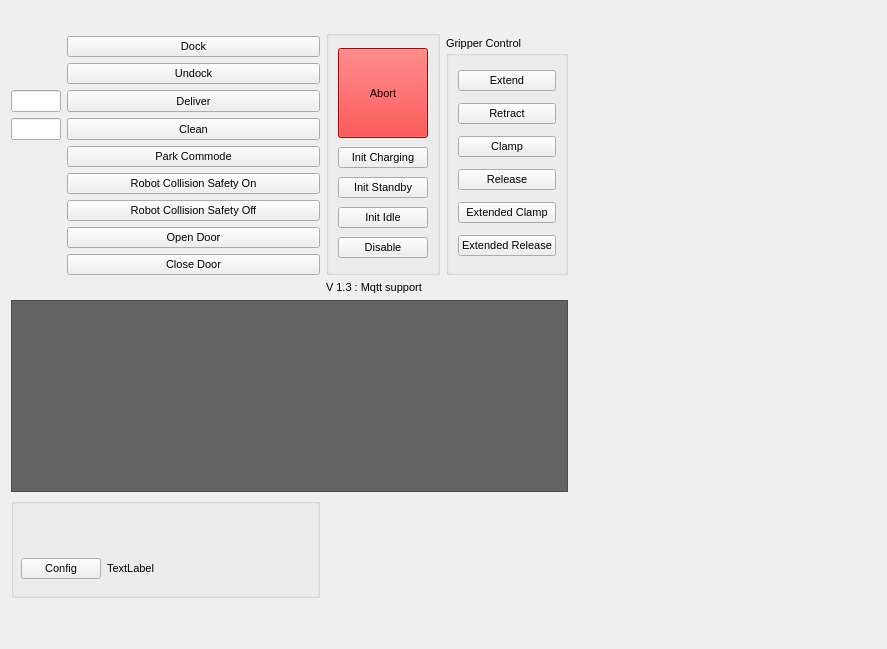
First picture: the form in plugin_template.ui, repository acachathuranga/i2r_sharp_plugin, before the edit.
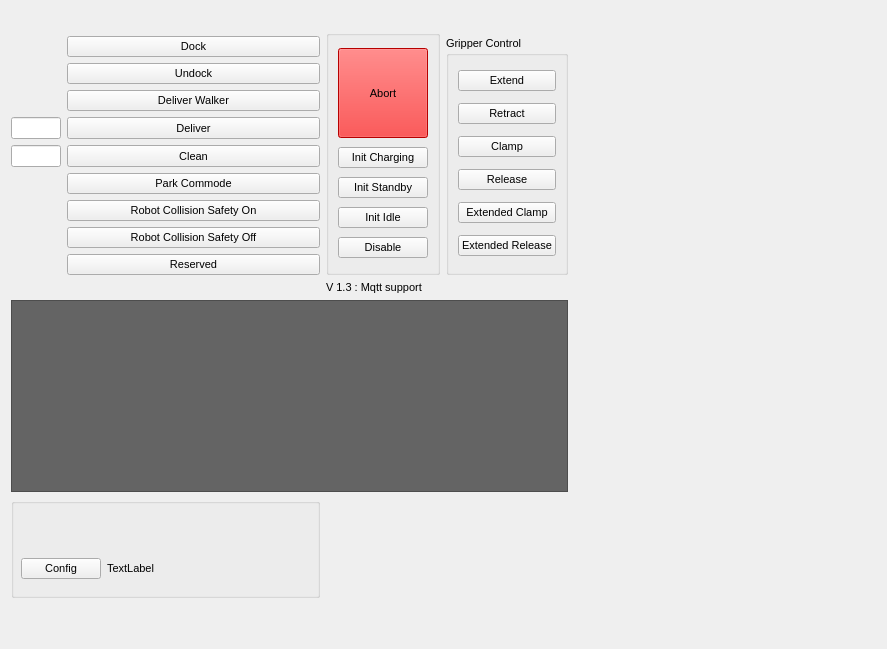
Second picture: the form after the edit. Icons and pictures are not drawn.

Commit message: CGH missions including walker added

```diff
--- a/plugin_template.ui
+++ b/plugin_template.ui
@@ -107,7 +107,7 @@
    </item>
    <item row="2" column="0">
     <layout class="QFormLayout" name="formLayout_2">
-     <item row="2" column="0">
+     <item row="3" column="0">
       <widget class="QLineEdit" name="lineEdit_deliveryBed">
        <property name="maximumSize">
         <size>
@@ -117,7 +117,7 @@
        </property>
       </widget>
      </item>
-     <item row="2" column="1">
+     <item row="3" column="1">
       <widget class="QPushButton" name="pushButton_deliverCommode">
        <property name="sizePolicy">
         <sizepolicy hsizetype="Preferred" vsizetype="Preferred">
@@ -130,7 +130,7 @@
        </property>
       </widget>
      </item>
-     <item row="3" column="0">
+     <item row="4" column="0">
       <widget class="QLineEdit" name="lineEdit_collectionBed">
        <property name="maximumSize">
         <size>
@@ -140,7 +140,7 @@
        </property>
       </widget>
      </item>
-     <item row="3" column="1">
+     <item row="4" column="1">
       <widget class="QPushButton" name="pushButton_cleanCommode">
        <property name="sizePolicy">
         <sizepolicy hsizetype="Preferred" vsizetype="Preferred">
@@ -153,13 +153,6 @@
        </property>
       </widget>
      </item>
-     <item row="7" column="1">
-      <widget class="QPushButton" name="pushButton_openDoor">
-       <property name="text">
-        <string>Open Door</string>
-       </property>
-      </widget>
-     </item>
      <item row="0" column="1">
       <widget class="QPushButton" name="pushButton_Dock">
        <property name="sizePolicy">
@@ -186,34 +179,41 @@
        </property>
       </widget>
      </item>
-     <item row="8" column="1">
+     <item row="9" column="1">
       <widget class="QPushButton" name="pushButton_closeDoor">
        <property name="text">
-        <string>Close Door</string>
+        <string>Reserved</string>
        </property>
       </widget>
      </item>
-     <item row="5" column="1">
+     <item row="6" column="1">
       <widget class="QPushButton" name="pushButton_safetyOn">
        <property name="text">
         <string>Robot Collision Safety On</string>
        </property>
       </widget>
      </item>
-     <item row="6" column="1">
+     <item row="7" column="1">
       <widget class="QPushButton" name="pushButton_safetyOff">
        <property name="text">
         <string>Robot Collision Safety Off</string>
        </property>
       </widget>
      </item>
-     <item row="4" column="1">
+     <item row="5" column="1">
       <widget class="QPushButton" name="pushButton_parkCommode">
        <property name="text">
         <string>Park Commode</string>
        </property>
       </widget>
      </item>
+     <item row="2" column="1">
+      <widget class="QPushButton" name="pushButton_deliverWalker">
+       <property name="text">
+        <string>Deliver Walker</string>
+       </property>
+      </widget>
+     </item>
     </layout>
    </item>
    <item row="7" column="0">
```
The commit also changes 4 other files.
